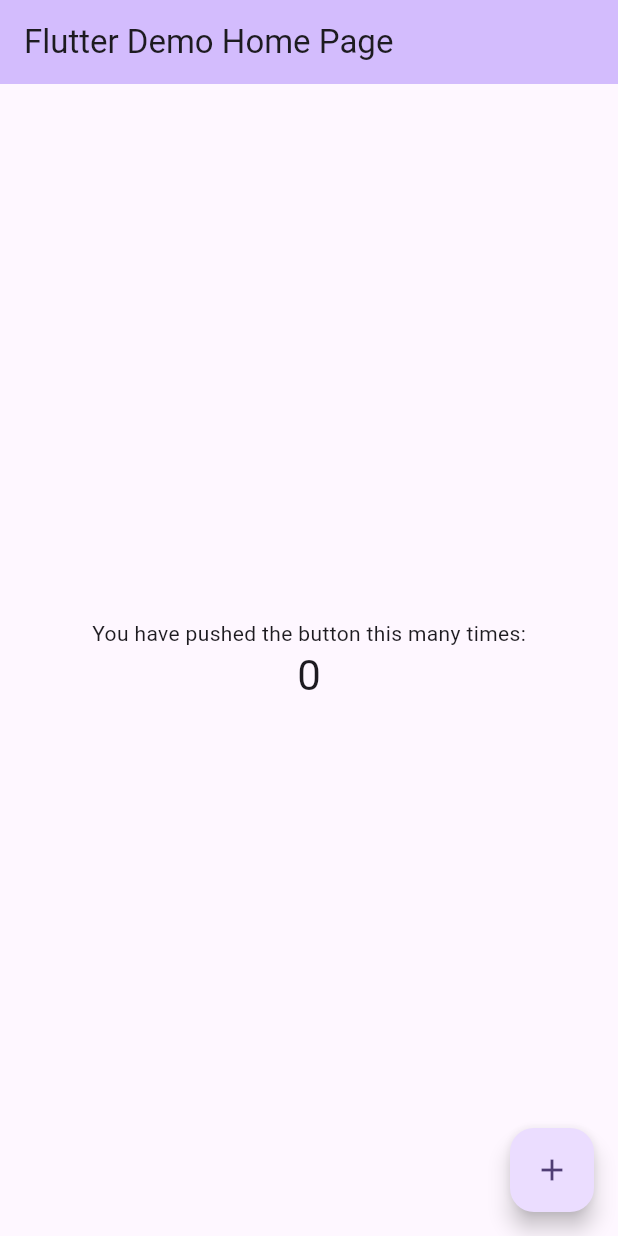
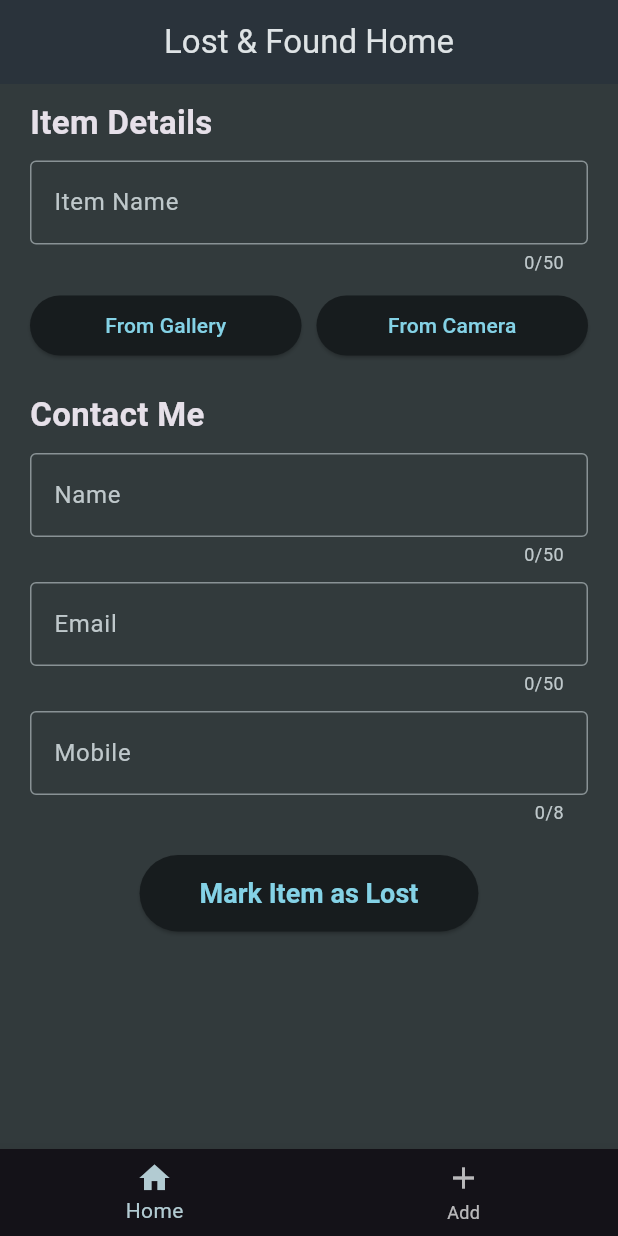
Before and after one commit to Vegros/lost_and_found, a Flutter app: the screen it shows after launch, on a phone screen of 412 x 824 dp. Run offline on Flutter 3.47's test engine with Material 3 defaults, Android fonts, the phone set to English and light mode, and no system bars; our stand-ins replace image_picker.

Commit message:
added add lost item page

```diff
--- a/lib/main.dart
+++ b/lib/main.dart
@@ -1,125 +1,27 @@
 import 'package:flutter/material.dart';
+import 'package:lost_and_found/widgets/add_lost_item.dart';
 
 void main() {
-  runApp(const MyApp());
+  runApp(const MainApp());
 }
 
-class MyApp extends StatelessWidget {
-  const MyApp({super.key});
+class MainApp extends StatelessWidget {
+  const MainApp({super.key});
 
-  // This widget is the root of your application.
   @override
   Widget build(BuildContext context) {
     return MaterialApp(
-      title: 'Flutter Demo',
-      theme: ThemeData(
-        // This is the theme of your application.
-        //
-        // TRY THIS: Try running your application with "flutter run". You'll see
-        // the application has a purple toolbar. Then, without quitting the app,
-        // try changing the seedColor in the colorScheme below to Colors.green
-        // and then invoke "hot reload" (save your changes or press the "hot
-        // reload" button in a Flutter-supported IDE, or press "r" if you used
-        // the command line to start the app).
-        //
-        // Notice that the counter didn't reset back to zero; the application
-        // state is not lost during the reload. To reset the state, use hot
-        // restart instead.
-        //
-        // This works for code too, not just values: Most code changes can be
-        // tested with just a hot reload.
-        colorScheme: ColorScheme.fromSeed(seedColor: Colors.deepPurple),
-        useMaterial3: true,
+      title: 'Lost and Found',
+      theme: ThemeData.dark().copyWith(
+        colorScheme: ColorScheme.fromSeed(
+          seedColor: const Color.fromARGB(255, 147, 229, 250),
+          brightness: Brightness.dark,
+          surface: const Color.fromARGB(255, 42, 51, 59),
+        ),
+        scaffoldBackgroundColor: const Color.fromARGB(255, 50, 58, 60),
       ),
-      home: const MyHomePage(title: 'Flutter Demo Home Page'),
+      debugShowCheckedModeBanner: false,
+      home: const AddLostItem(),
     );
   }
 }
-
-class MyHomePage extends StatefulWidget {
-  const MyHomePage({super.key, required this.title});
-
-  // This widget is the home page of your application. It is stateful, meaning
-  // that it has a State object (defined below) that contains fields that affect
-  // how it looks.
-
-  // This class is the configuration for the state. It holds the values (in this
-  // case the title) provided by the parent (in this case the App widget) and
-  // used by the build method of the State. Fields in a Widget subclass are
-  // always marked "final".
-
-  final String title;
-
-  @override
-  State<MyHomePage> createState() => _MyHomePageState();
-}
-
-class _MyHomePageState extends State<MyHomePage> {
-  int _counter = 0;
-
-  void _incrementCounter() {
-    setState(() {
-      // This call to setState tells the Flutter framework that something has
-      // changed in this State, which causes it to rerun the build method below
-      // so that the display can reflect the updated values. If we changed
-      // _counter without calling setState(), then the build method would not be
-      // called again, and so nothing would appear to happen.
-      _counter++;
-    });
-  }
-
-  @override
-  Widget build(BuildContext context) {
-    // This method is rerun every time setState is called, for instance as done
-    // by the _incrementCounter method above.
-    //
-    // The Flutter framework has been optimized to make rerunning build methods
-    // fast, so that you can just rebuild anything that needs updating rather
-    // than having to individually change instances of widgets.
-    return Scaffold(
-      appBar: AppBar(
-        // TRY THIS: Try changing the color here to a specific color (to
-        // Colors.amber, perhaps?) and trigger a hot reload to see the AppBar
-        // change color while the other colors stay the same.
-        backgroundColor: Theme.of(context).colorScheme.inversePrimary,
-        // Here we take the value from the MyHomePage object that was created by
-        // the App.build method, and use it to set our appbar title.
-        title: Text(widget.title),
-      ),
-      body: Center(
-        // Center is a layout widget. It takes a single child and positions it
-        // in the middle of the parent.
-        child: Column(
-          // Column is also a layout widget. It takes a list of children and
-          // arranges them vertically. By default, it sizes itself to fit its
-          // children horizontally, and tries to be as tall as its parent.
-          //
-          // Column has various properties to control how it sizes itself and
-          // how it positions its children. Here we use mainAxisAlignment to
-          // center the children vertically; the main axis here is the vertical
-          // axis because Columns are vertical (the cross axis would be
-          // horizontal).
-          //
-          // TRY THIS: Invoke "debug painting" (choose the "Toggle Debug Paint"
-          // action in the IDE, or press "p" in the console), to see the
-          // wireframe for each widget.
-          mainAxisAlignment: MainAxisAlignment.center,
-          children: <Widget>[
-            const Text(
-              'You have pushed the button this many times:',
-            ),
-            Text(
-              '$_counter',
-              style: Theme.of(context).textTheme.headlineMedium,
-            ),
-          ],
-        ),
-      ),
-      floatingActionButton: FloatingActionButton(
-        onPressed: _incrementCounter,
-        tooltip: 'Increment',
-        child: const Icon(Icons.add),
-      ), // This trailing comma makes auto-formatting nicer for build methods.
-    );
-  }
-}
--- /dev/null
+++ b/lib/models/lost_Item.dart
@@ -0,0 +1,21 @@
+import 'dart:io';
+
+class LostItem {
+  const LostItem({
+    required this.id,
+    required this.date,
+    required this.name,
+    required this.image,
+    required this.contactName,
+    required this.contactEmail,
+    required this.contactPhone,
+  });
+
+  final String id;
+  final String date;
+  final String name;
+  final String image;
+  final String contactName;
+  final String contactEmail;
+  final String contactPhone;
+}
--- /dev/null
+++ b/lib/widgets/add_lost_item.dart
@@ -0,0 +1,285 @@
+import 'dart:convert';
+import 'dart:io';
+import 'package:http/http.dart' as http;
+import 'package:flutter/material.dart';
+import 'package:image_picker/image_picker.dart';
+import 'package:lost_and_found/models/lost_Item.dart';
+
+class AddLostItem extends StatefulWidget {
+  const AddLostItem({super.key});
+
+  @override
+  State<AddLostItem> createState() {
+    return _LostItemsState();
+  }
+}
+
+class _LostItemsState extends State<AddLostItem> {
+  final _formKey = GlobalKey<FormState>();
+  var _enteredItemName = "";
+  var _enteredName = "";
+  var _enteredEmail = "";
+  var _enteredPhone = "";
+
+  File? _selectedImage;
+
+  void _saveItem() async {
+    if (_formKey.currentState!.validate()) {
+      _formKey.currentState!.save();
+      if (_selectedImage == null) {
+        ScaffoldMessenger.of(context).showSnackBar(
+          const SnackBar(
+            content: Text("Please select an image!"),
+            backgroundColor: Colors.red,
+          ),
+        );
+        return;
+      }
+      String? base64Image;
+      try {
+        List<int> imageBytes = await _selectedImage!.readAsBytes();
+        base64Image = base64Encode(imageBytes);
+      } catch (e) {
+        ScaffoldMessenger.of(context).showSnackBar(
+          const SnackBar(
+            content: Text("Failed to read image!"),
+            backgroundColor: Colors.red,
+          ),
+        );
+        return;
+      }
+      final url = Uri.https(
+          "lost-and-found-9b9cd-default-rtdb.europe-west1.firebasedatabase.app",
+          "lost_items.json");
+      final response = await http.post(
+        url,
+        headers: {
+          "Content-Type": "application/json",
+        },
+        body: json.encode({
+          'date': DateTime.now().toIso8601String(),
+          'itemName': _enteredItemName,
+          "itemImage": base64Image,
+          'contactName': _enteredName,
+          'contactEmail': _enteredEmail,
+          'contactPhone': _enteredPhone,
+        }),
+      );
+      if (response.statusCode != 200 && response.statusCode != 201) {
+        throw Exception(
+            "Failed to save item. Status code: ${response.statusCode}");
+      }
+
+      Map<String, dynamic> response_data = json.decode(response.body);
+
+      if (!context.mounted) return;
+
+      var newLostItem = LostItem(
+        id: response_data['name'],
+        date: DateTime.now().toIso8601String(),
+        name: _enteredItemName,
+        image: base64Image,
+        contactName: _enteredName,
+        contactEmail: _enteredEmail,
+        contactPhone: _enteredPhone,
+      );
+      // Navigator.of(context).pop(newLostItem);
+    }
+  }
+
+  Future _pickImageFromGallery() async {
+    final returnedImage =
+        await ImagePicker().pickImage(source: ImageSource.gallery);
+
+    if (returnedImage == null) return;
+
+    setState(() {
+      _selectedImage = File(returnedImage.path);
+    });
+  }
+
+  Future _pickImageFromCamera() async {
+    final returnedImage =
+        await ImagePicker().pickImage(source: ImageSource.camera);
+
+    if (returnedImage == null) return;
+
+    setState(() {
+      _selectedImage = File(returnedImage.path);
+    });
+  }
+
+  @override
+  Widget build(BuildContext context) {
+    return Scaffold(
+      appBar: AppBar(
+        title: const Text('Lost & Found Home'),
+        centerTitle: true,
+      ),
+      body: LayoutBuilder(
+        builder: (context, constraints) {
+          return SingleChildScrollView(
+            padding: const EdgeInsets.symmetric(horizontal: 20, vertical: 10),
+            child: Form(
+              key: _formKey,
+              child: Column(
+                crossAxisAlignment: CrossAxisAlignment.start,
+                children: [
+                  const Text(
+                    'Item Details',
+                    style: TextStyle(fontSize: 22, fontWeight: FontWeight.bold),
+                  ),
+                  const SizedBox(height: 10),
+                  TextFormField(
+                    maxLength: 50,
+                    decoration: const InputDecoration(
+                      labelText: "Item Name",
+                      border: OutlineInputBorder(),
+                    ),
+                    validator: (value) {
+                      if (value == null ||
+                          value.trim().isEmpty ||
+                          value.length > 50) {
+                        return "Incorrect Item Name!";
+                      }
+                      return null;
+                    },
+                    onSaved: (value) {
+                      _enteredItemName = value!;
+                    },
+                  ),
+                  const SizedBox(height: 10),
+                  Row(
+                    mainAxisAlignment: MainAxisAlignment.spaceBetween,
+                    children: [
+                      Expanded(
+                        child: ElevatedButton(
+                          onPressed: _pickImageFromGallery,
+                          child: const Text('From Gallery'),
+                        ),
+                      ),
+                      const SizedBox(width: 10),
+                      Expanded(
+                        child: ElevatedButton(
+                          onPressed: _pickImageFromCamera,
+                          child: const Text('From Camera'),
+                        ),
+                      ),
+                    ],
+                  ),
+                  const SizedBox(height: 20),
+                  const Text(
+                    'Contact Me',
+                    style: TextStyle(fontSize: 22, fontWeight: FontWeight.bold),
+                  ),
+                  const SizedBox(height: 10),
+                  TextFormField(
+                    maxLength: 50,
+                    decoration: const InputDecoration(
+                      labelText: "Name",
+                      border: OutlineInputBorder(),
+                    ),
+                    validator: (value) {
+                      if (value == null ||
+                          value.trim().isEmpty ||
+                          value.length > 50) {
+                        return "Incorrect Name!";
+                      }
+                      return null;
+                    },
+                    onSaved: (value) {
+                      _enteredName = value!;
+                    },
+                  ),
+                  const SizedBox(height: 10),
+                  TextFormField(
+                    maxLength: 50,
+                    decoration: const InputDecoration(
+                      labelText: "Email",
+                      border: OutlineInputBorder(),
+                    ),
+                    validator: (value) {
+                      if (value == null ||
+                          value.trim().isEmpty ||
+                          !value.contains('@')) {
+                        return "Incorrect Email!";
+                      }
+                      return null;
+                    },
+                    onSaved: (value) {
+                      _enteredEmail = value!;
+                    },
+                  ),
+                  const SizedBox(height: 10),
+                  TextFormField(
+                    maxLength: 8,
+                    keyboardType: TextInputType.phone,
+                    decoration: const InputDecoration(
+                      labelText: "Mobile",
+                      border: OutlineInputBorder(),
+                    ),
+                    validator: (value) {
+                      if (value == null ||
+                          value.trim().isEmpty ||
+                          value.length != 8) {
+                        return "Incorrect Phone!";
+                      }
+                      return null;
+                    },
+                    onSaved: (value) {
+                      _enteredPhone = value!;
+                    },
+                  ),
+                  const SizedBox(height: 20),
+                  Center(
+                    child: ElevatedButton(
+                      onPressed: () {
+                        if (_formKey.currentState!.validate()) {
+                          _formKey.currentState!.save();
+                          _saveItem();
+                        }
+                      },
+                      style: ElevatedButton.styleFrom(
+                        padding: const EdgeInsets.symmetric(
+                            horizontal: 40, vertical: 15),
+                        textStyle: const TextStyle(
+                            fontSize: 18, fontWeight: FontWeight.bold),
+                      ),
+                      child: const Text('Mark Item as Lost'),
+                    ),
+                  ),
+                  const SizedBox(height: 20),
+                ],
+              ),
+            ),
+          );
+        },
+      ),
+      bottomNavigationBar: BottomNavigationBar(
+        items: const [
+          BottomNavigationBarItem(
+            icon: Icon(Icons.home),
+            label: 'Home',
+          ),
+          BottomNavigationBarItem(
+            icon: Icon(Icons.add),
+            label: 'Add',
+          ),
+        ],
+      ),
+    );
+  }
+}
+
+
+
+    // if (_selectedImage != null)
+    //             ClipRRect(
+    //               borderRadius: BorderRadius.circular(30),
+    //               child: Image.file(
+    //                 _selectedImage!,
+    //                 width: 200,
+    //                 height: 200,
+    //                 fit: BoxFit.cover,
+    //               ),
+    //             ),
--- a/pubspec.yaml
+++ b/pubspec.yaml
@@ -34,6 +34,7 @@ dependencies:
   # The following adds the Cupertino Icons font to your application.
   # Use with the CupertinoIcons class for iOS style icons.
   cupertino_icons: ^1.0.8
+  image_picker: ^1.1.2
 
 dev_dependencies:
   flutter_test:
```
Also changed, not shown: pubspec.lock, 136 other files.
